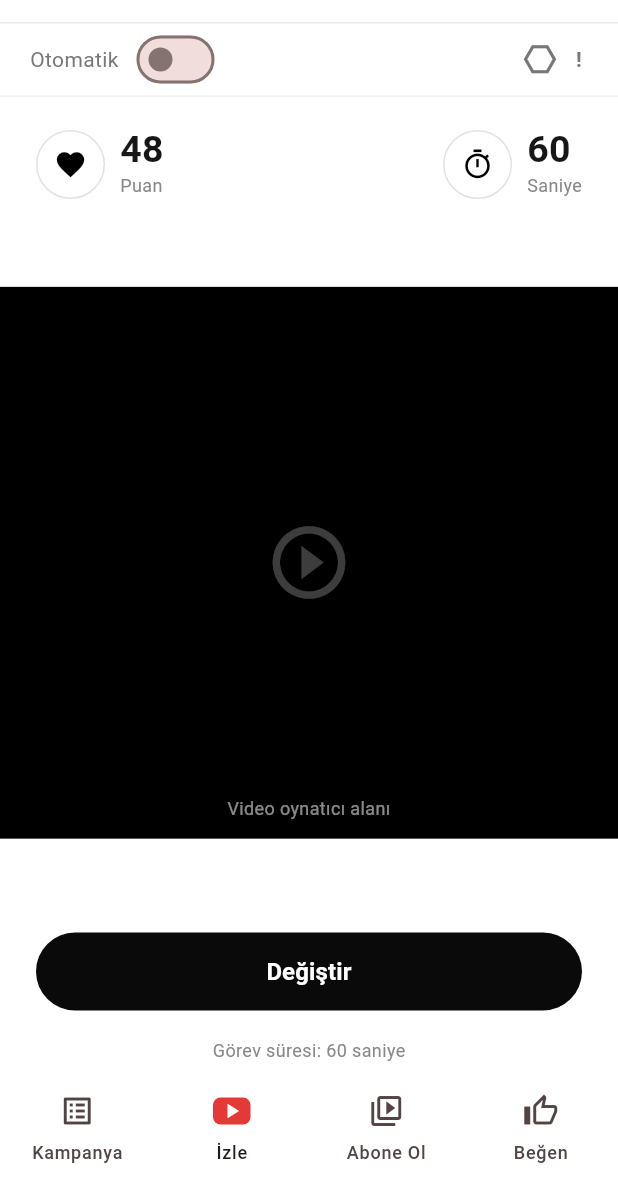
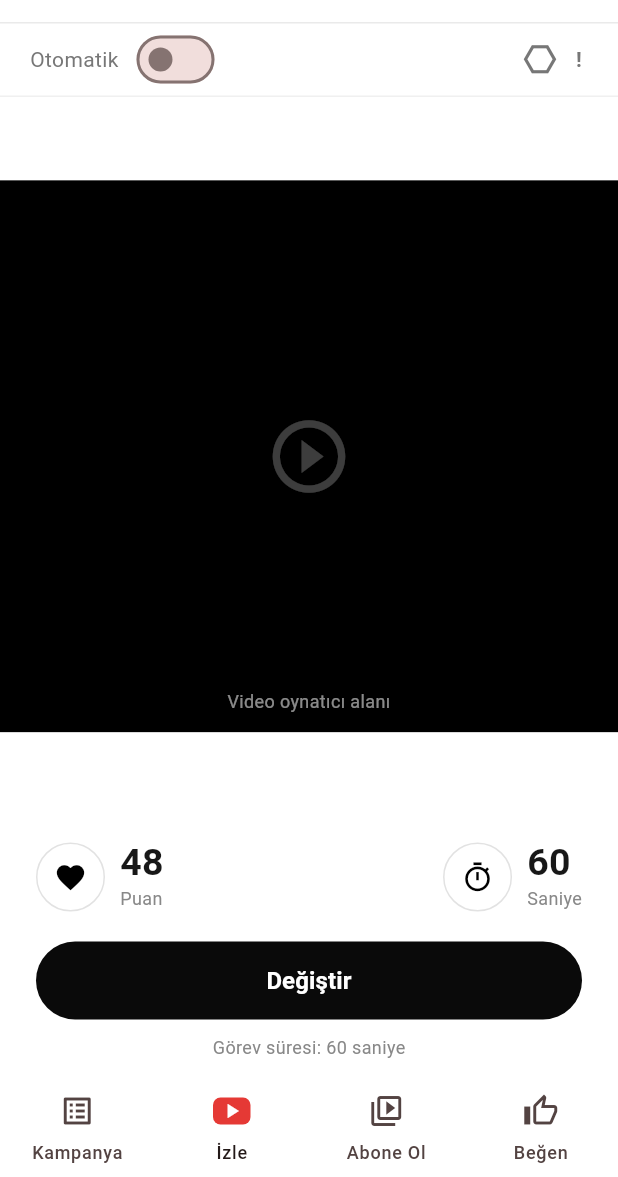
Before and after one commit to mehmetozeldir-netizen/yt_mutual, a Flutter app: the screen it shows once a user with an empty profile is signed in, item 2 of the bottom bar chosen, on a phone screen of 412 x 824 dp, the part 59-1236 px from its top. Run offline on Flutter 3.47's test engine with Material 3 defaults, Android fonts, the phone set to English and light mode, and no system bars; our stand-ins replace cloud_firestore, firebase_auth, firebase_core, google_sign_in; accounts and stored records are empty.

Commit message:
Align task screen layout with requested white UI

```diff
--- a/lib/features/tasks/screens/home_screen.dart
+++ b/lib/features/tasks/screens/home_screen.dart
@@ -29,7 +29,6 @@ class _HomeScreenState extends State<HomeScreen> {
 
   void _startTimer() {
     _timer?.cancel();
-    if (_seconds == 0) setState(() => _seconds = _duration);
     _timer = Timer.periodic(const Duration(seconds: 1), (timer) {
       if (!mounted) return;
       if (_seconds <= 1) {
@@ -44,33 +43,28 @@ class _HomeScreenState extends State<HomeScreen> {
   void _changeTask() {
     _timer?.cancel();
     setState(() => _seconds = _duration);
+    _startTimer();
     ScaffoldMessenger.of(context).showSnackBar(
-      const SnackBar(content: Text('Yeni içerik bulunamadı. Daha sonra tekrar deneyebilirsin.')),
+      SnackBar(content: Text('${widget.taskType} bölümü için yeni içerik aranıyor.')),
     );
   }
 
   @override
   Widget build(BuildContext context) {
-    final isWatch = widget.taskType == 'İzle';
-    final isSubscribe = widget.taskType == 'Abone Ol';
-    final score = isWatch ? '48' : (isSubscribe ? '32' : '16');
+    final taskIcon = widget.taskType == 'Abone Ol'
+        ? Icons.video_library_outlined
+        : widget.taskType == 'Beğen'
+            ? Icons.thumb_up_alt_outlined
+            : Icons.play_circle_outline;
+
     return ColoredBox(
       color: Colors.white,
       child: SafeArea(
         top: false,
         child: Column(
           children: [
-            Padding(
-              padding: const EdgeInsets.fromLTRB(24, 22, 24, 10),
-              child: Row(
-                children: [
-                  _Metric(icon: Icons.favorite, value: score, label: 'Puan'),
-                  const Spacer(),
-                  _Metric(icon: Icons.timer_outlined, value: '$_seconds', label: 'Saniye'),
-                ],
-              ),
-            ),
             Expanded(
+              flex: 10,
               child: Center(
                 child: AspectRatio(
                   aspectRatio: 1.12,
@@ -80,19 +74,17 @@ class _HomeScreenState extends State<HomeScreen> {
                     child: Stack(
                       alignment: Alignment.center,
                       children: [
-                        Icon(
-                          isWatch ? Icons.play_circle_outline
-                              : (isSubscribe ? Icons.video_library_outlined : Icons.thumb_up_alt_outlined),
-                          color: Colors.white24,
-                          size: 58,
-                        ),
+                        Icon(taskIcon, color: Colors.white24, size: 58),
                         Positioned(
                           bottom: 12,
                           left: 12,
                           right: 12,
                           child: Text(
-                            isWatch ? 'Video oynatıcı alanı'
-                                : (isSubscribe ? 'Abonelik içerikleri' : 'Beğeni içerikleri'),
+                            widget.taskType == 'İzle'
+                                ? 'Video oynatıcı alanı'
+                                : widget.taskType == 'Abone Ol'
+                                    ? 'Kanal keşif alanı'
+                                    : 'İçerik keşif alanı',
                             textAlign: TextAlign.center,
                             style: const TextStyle(color: Colors.white54, fontSize: 12),
                           ),
@@ -104,7 +96,17 @@ class _HomeScreenState extends State<HomeScreen> {
               ),
             ),
             Padding(
-              padding: const EdgeInsets.fromLTRB(24, 14, 24, 18),
+              padding: const EdgeInsets.fromLTRB(24, 18, 24, 8),
+              child: Row(
+                mainAxisAlignment: MainAxisAlignment.spaceBetween,
+                children: [
+                  const _Metric(icon: Icons.favorite, value: '48', label: 'Puan'),
+                  _Metric(icon: Icons.timer_outlined, value: '$_seconds', label: 'Saniye'),
+                ],
+              ),
+            ),
+            Padding(
+              padding: const EdgeInsets.fromLTRB(24, 12, 24, 8),
               child: SizedBox(
                 width: double.infinity,
                 height: 52,
@@ -121,7 +123,7 @@ class _HomeScreenState extends State<HomeScreen> {
               ),
             ),
             Padding(
-              padding: const EdgeInsets.only(bottom: 8),
+              padding: const EdgeInsets.only(bottom: 10, top: 2),
               child: Text(
                 _seconds == 0 ? 'Süre tamamlandı' : 'Görev süresi: $_seconds saniye',
                 style: const TextStyle(color: Color(0xFF888888), fontSize: 12),
```
